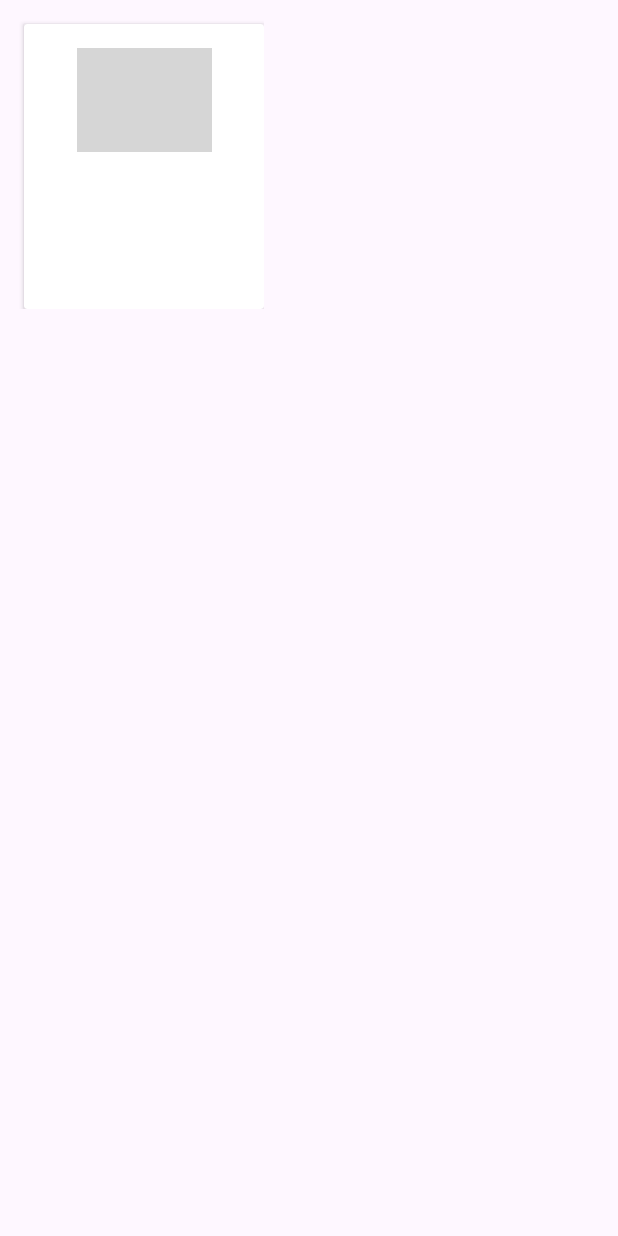
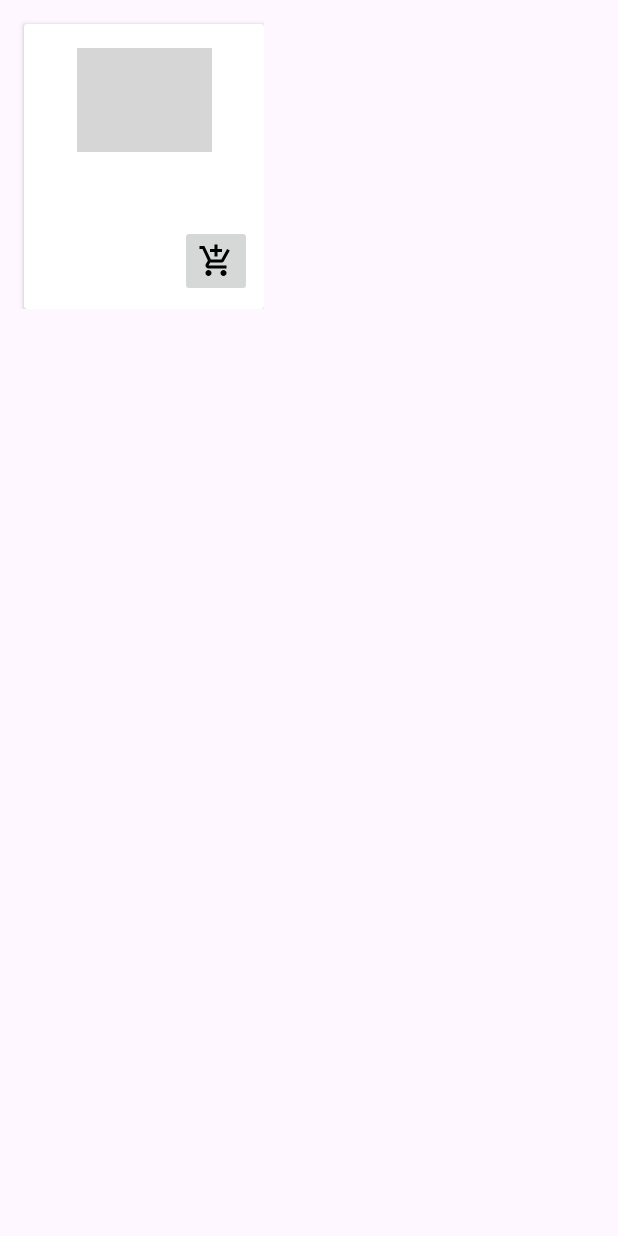
Before and after one commit to lomejor77/ShoesTap, an Android app: the layout item.xml on its own in the app's theme, with its tools: preview values and no code run, on a phone screen of 412 x 824 dp. Run offline under Robolectric (Android 15) with nearby library versions, the phone set to English and light mode, and no system bars; grey boxes are pictures that could not be loaded.

```diff
--- /dev/null
+++ b/app/src/main/java/cl/awakelabs/shoestap/Calzado.kt
@@ -0,0 +1,3 @@
+package cl.awakelabs.shoestap
+
+data class Calzado(val name: String, val url: String, val price: Int)
--- /dev/null
+++ b/app/src/main/res/drawable/baseline_add_shopping_cart_24.xml
@@ -0,0 +1,5 @@
+<vector android:height="24dp" android:tint="#000000"
+    android:viewportHeight="24" android:viewportWidth="24"
+    android:width="24dp" xmlns:android="http://schemas.android.com/apk/res/android">
+    <path android:fillColor="@android:color/white" android:pathData="M11,9h2L13,6h3L16,4h-3L13,1h-2v3L8,4v2h3v3zM7,18c-1.1,0 -1.99,0.9 -1.99,2S5.9,22 7,22s2,-0.9 2,-2 -0.9,-2 -2,-2zM17,18c-1.1,0 -1.99,0.9 -1.99,2s0.89,2 1.99,2 2,-0.9 2,-2 -0.9,-2 -2,-2zM7.17,14.75l0.03,-0.12 0.9,-1.63h7.45c0.75,0 1.41,-0.41 1.75,-1.03l3.86,-7.01L19.42,4h-0.01l-1.1,2 -2.76,5L8.53,11l-0.13,-0.27L6.16,6l-0.95,-2 -0.94,-2L1,2v2h2l3.6,7.59 -1.35,2.45c-0.16,0.28 -0.25,0.61 -0.25,0.96 0,1.1 0.9,2 2,2h12v-2L7.42,15c-0.13,0 -0.25,-0.11 -0.25,-0.25z"/>
+</vector>
--- a/app/src/main/res/layout/fragment_home.xml
+++ b/app/src/main/res/layout/fragment_home.xml
@@ -7,10 +7,11 @@
     tools:context=".HomeFragment">
 
     <androidx.recyclerview.widget.RecyclerView
-        android:id="@+id/rView"
+        android:id="@+id/recyclerV"
         android:layout_width="match_parent"
         android:layout_height="match_parent"
         app:layoutManager="androidx.recyclerview.widget.GridLayoutManager"
-        app:spanCount="2"/>
+        app:spanCount="2"
+        tools:listitem="@layout/item"/>
 
 </FrameLayout>
--- a/app/src/main/res/layout/item.xml
+++ b/app/src/main/res/layout/item.xml
@@ -33,7 +33,7 @@
                 android:id="@+id/txName"
                 android:layout_width="wrap_content"
                 android:layout_height="wrap_content"
-                android:layout_marginTop="16dp"
+                android:layout_marginTop="12dp"
                 android:gravity="center"
                 app:layout_constraintEnd_toEndOf="@+id/imageView"
                 app:layout_constraintStart_toStartOf="@+id/imageView"
@@ -47,8 +47,22 @@
                 android:gravity="center"
                 app:layout_constraintBottom_toBottomOf="parent"
                 app:layout_constraintEnd_toEndOf="@+id/txName"
+                app:layout_constraintHorizontal_bias="0.0"
                 app:layout_constraintStart_toStartOf="@+id/txName"
-                app:layout_constraintTop_toBottomOf="@+id/txName" />
+                app:layout_constraintTop_toBottomOf="@+id/txName"
+                app:layout_constraintVertical_bias="0.256" />
+
+            <ImageButton
+                android:id="@+id/imageButton"
+                android:layout_width="48dp"
+                android:layout_height="48dp"
+                android:layout_marginEnd="8dp"
+                android:layout_marginBottom="8dp"
+                android:src="@drawable/baseline_add_shopping_cart_24"
+                app:layout_constraintBottom_toBottomOf="parent"
+                app:layout_constraintEnd_toEndOf="parent"
+                tools:ignore="ContentDescription,SpeakableTextPresentCheck" />
+
         </androidx.constraintlayout.widget.ConstraintLayout>
     </androidx.cardview.widget.CardView>
 </androidx.constraintlayout.widget.ConstraintLayout>
```
Also changed, not shown: app/src/main/java/cl/awakelabs/shoestap/Adapter.kt (added, +58 -0 lines), app/src/main/java/cl/awakelabs/shoestap/CalzadoList.kt (added, +13 -0 lines), app/src/main/java/cl/awakelabs/shoestap/HomeFragment.kt (+14 -2 lines), app/src/main/java/cl/awakelabs/shoestap/MainActivity.kt (+7 -1 lines), app/src/main/res/layout/activity_main.xml (+11 -14 lines).
